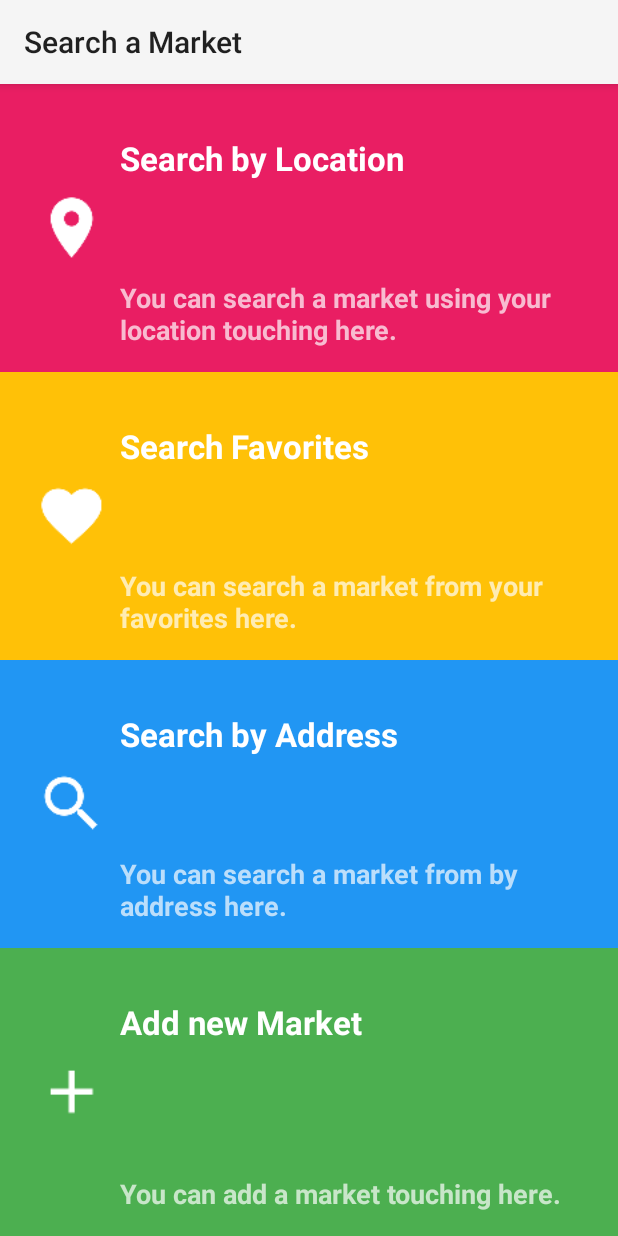
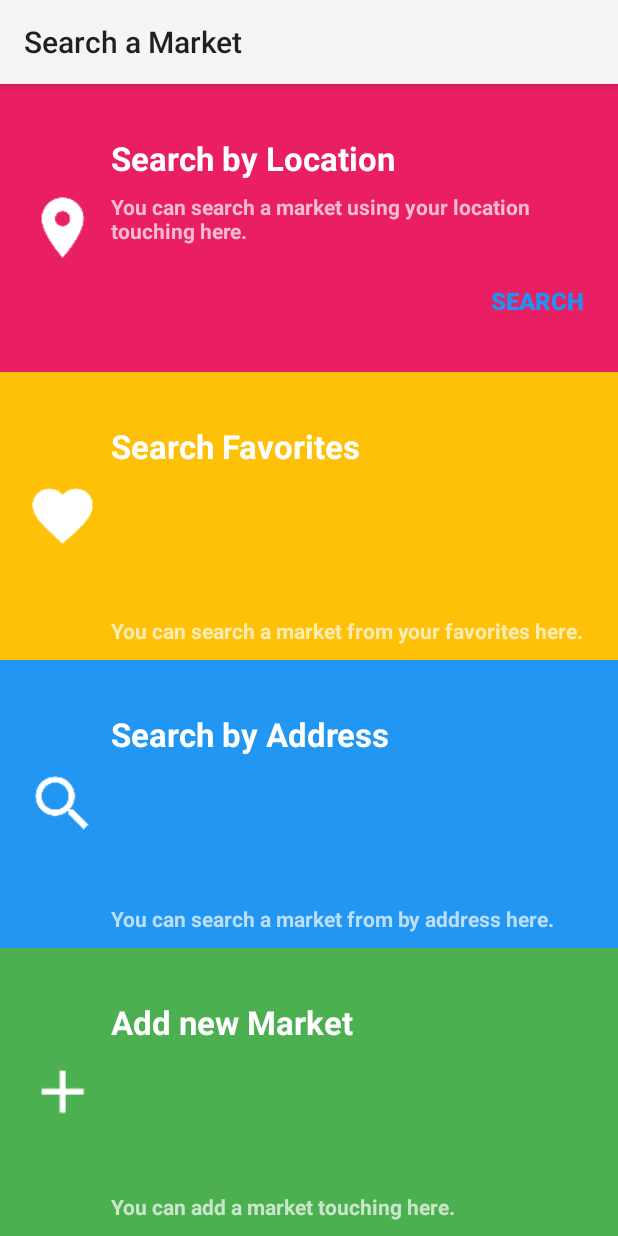
Before and after one commit to LaMaldicionDeMandos/social-pricing-android, an Android app: the screen it shows after launch (InitActivity), on a phone screen of 412 x 824 dp. Run offline under Robolectric (Android 15) with nearby library versions, the phone set to English and light mode, and no system bars; 1 statement that could not run was skipped.

Commit message:
agrego el boton de buscar

```diff
--- a/social-pricing/app/src/main/res/layout/activity_init.xml
+++ b/social-pricing/app/src/main/res/layout/activity_init.xml
@@ -45,9 +45,24 @@
             android:text="@string/search_by_location_desc"
             android:textColor="@color/pink_text_desc"
             android:id="@+id/locationDesc"
+            android:layout_alignTop="@+id/locationIcon"
+            android:layout_toRightOf="@+id/locationIcon"
+            android:layout_toEndOf="@+id/locationIcon" />
+
+        <Button
+            style="?android:attr/borderlessButtonStyle"
+            android:layout_width="wrap_content"
+            android:layout_height="wrap_content"
+            android:text="@string/search"
+            android:id="@+id/locationButton"
             android:layout_alignParentBottom="true"
-            android:layout_alignLeft="@+id/locationTitle"
-            android:layout_alignStart="@+id/locationTitle" />
+            android:layout_alignRight="@+id/locationDesc"
+            android:layout_alignEnd="@+id/locationDesc"
+            android:textSize="@dimen/small_button"
+            android:textStyle="bold"
+            android:textColor="@color/flat_button"
+            android:layout_below="@+id/locationDesc" />
+
     </RelativeLayout>
     <RelativeLayout
         android:layout_width="match_parent"
--- a/social-pricing/app/src/main/res/values-mdpi/dimens.xml
+++ b/social-pricing/app/src/main/res/values-mdpi/dimens.xml
@@ -1,13 +1,12 @@
 <resources>
     <!-- Default screen margins, per the Android Design guidelines. -->
-    <dimen name="activity_horizontal_margin">16dp</dimen>
-    <dimen name="activity_vertical_margin">16dp</dimen>
-    <dimen name="primary_button_heigth">70dp</dimen>
-    <dimen name="primary_button_text">20sp</dimen>
+    <dimen name="activity_horizontal_margin">10dp</dimen>
+    <dimen name="activity_vertical_margin">10dp</dimen>
 
     <!-- Text -->
     <dimen name="text_title">17sp</dimen>
-    <dimen name="text_desc">14sp</dimen>
+    <dimen name="text_desc">10sp</dimen>
+    <dimen name="small_button">14sp</dimen>
 
     <!-- Icons -->
     <dimen name="default_icon">24dp</dimen>
--- a/social-pricing/app/src/main/res/values-xhdpi/dimens.xml
+++ b/social-pricing/app/src/main/res/values-xhdpi/dimens.xml
@@ -1,13 +1,12 @@
 <resources>
     <!-- Default screen margins, per the Android Design guidelines. -->
-    <dimen name="activity_horizontal_margin">16dp</dimen>
-    <dimen name="activity_vertical_margin">16dp</dimen>
-    <dimen name="primary_button_heigth">70dp</dimen>
-    <dimen name="primary_button_text">20sp</dimen>
+    <dimen name="activity_horizontal_margin">10dp</dimen>
+    <dimen name="activity_vertical_margin">10dp</dimen>
 
     <!-- Text -->
     <dimen name="text_title">22sp</dimen>
-    <dimen name="text_desc">18sp</dimen>
+    <dimen name="text_desc">14sp</dimen>
+    <dimen name="small_button">16sp</dimen>
 
     <!-- Icons -->
     <dimen name="default_icon">48dp</dimen>
--- a/social-pricing/app/src/main/res/values/colors.xml
+++ b/social-pricing/app/src/main/res/values/colors.xml
@@ -11,4 +11,5 @@
     <color name="yellow_text_desc">#ffecb3</color>
     <color name="blue_text_desc">#bbdefb</color>
     <color name="green_text_desc">#c8e6c9</color>
+    <color name="flat_button">#1e94f2</color>
 </resources>
--- a/social-pricing/app/src/main/res/values/strings.xml
+++ b/social-pricing/app/src/main/res/values/strings.xml
@@ -8,7 +8,7 @@
     <string name="action_settings">Settings</string>
 
     <!-- Buttons -->
-    <string name="start_tracking">Start</string>
+    <string name="search">SEARCH</string>
 
     <!-- Content description -->
     <string name="location_desc">Location</string>
--- a/social-pricing/app/src/main/res/values/styles.xml
+++ b/social-pricing/app/src/main/res/values/styles.xml
@@ -3,12 +3,6 @@
     <!-- Base application theme. -->
     <style name="AppTheme" parent="Theme.AppCompat.Light">
         <!-- Customize your theme here. -->
-    </style>
-
-    <style name="PrimaryButton" parent="Theme.AppCompat.Light">
-        <item name="colorControlHighlight">@android:color/holo_blue_bright</item>
-        <item name="colorButtonNormal">@android:color/holo_blue_dark</item>
-        <item name="android:textColor">@android:color/white</item>
     </style>
 
     <style name="TitleTextWhite" parent="Theme.AppCompat.Light">
```
Also changed, not shown: 1 other file.
